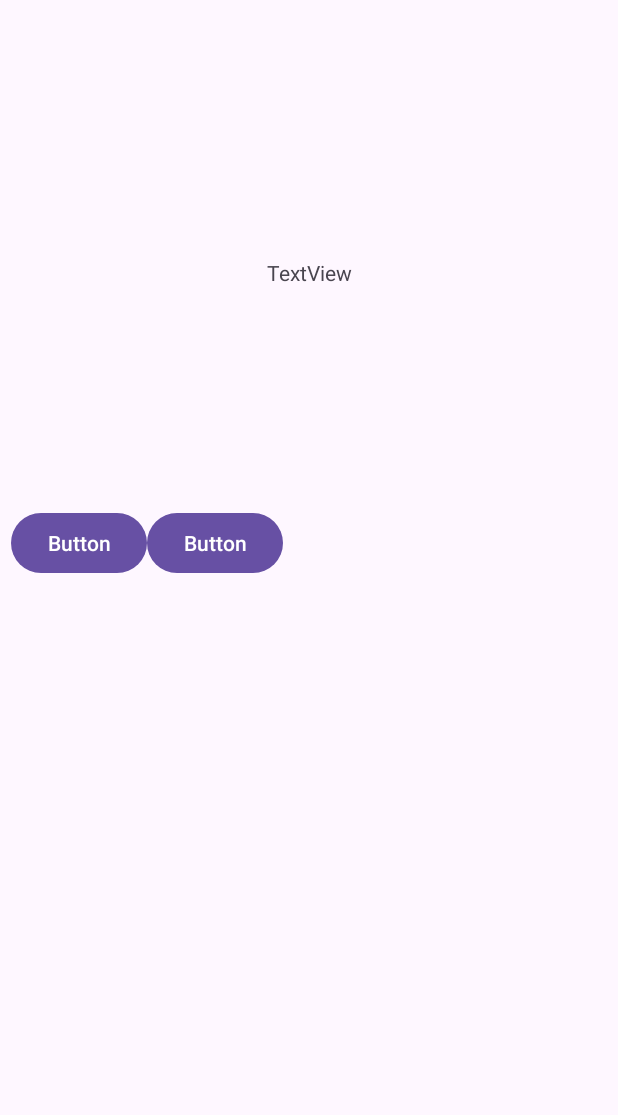
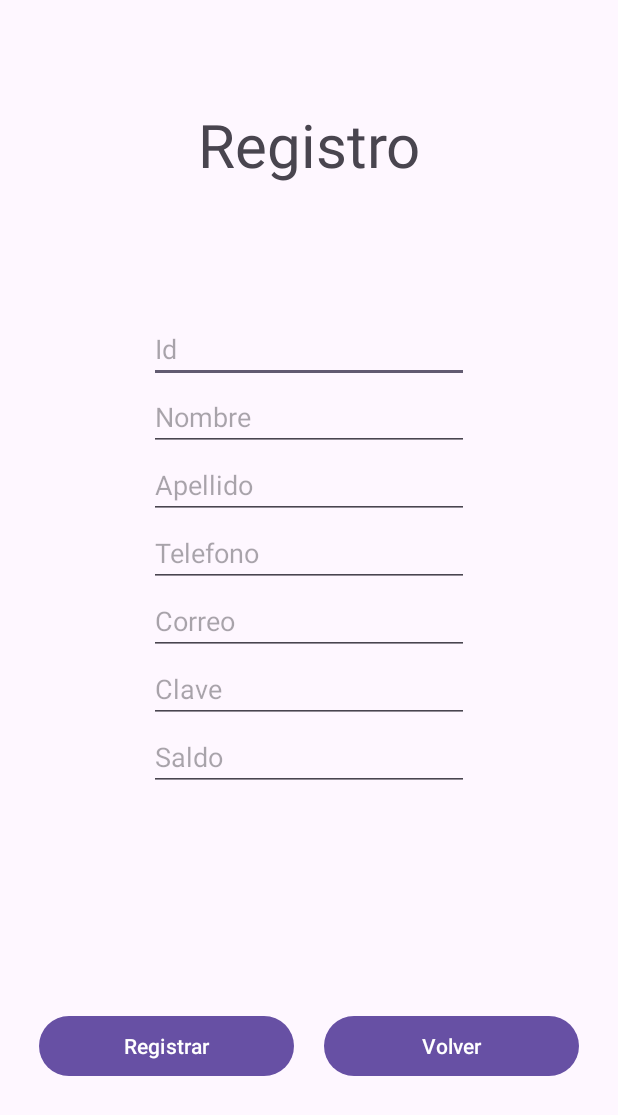
Before and after one commit to bamg359/Moviles2024, an Android app: the Registro screen opened directly, with no data from a screen before it, on a phone screen of 412 x 824 dp. Shown: the top 1115 px of the screen. Run offline under Robolectric (Android 15) with nearby library versions, the phone set to English and light mode, and no system bars; our stand-ins replace Firebase (no records; nobody signed in at launch, a user with empty details on screens opened directly).

Commit message:
Clase 30 de abril
Registro en firebase

```diff
--- a/RepasoApp/app/src/main/java/co/com/cesde/repasoapp/Registro.java
+++ b/RepasoApp/app/src/main/java/co/com/cesde/repasoapp/Registro.java
@@ -2,13 +2,107 @@ package co.com.cesde.repasoapp;
 
 import androidx.appcompat.app.AppCompatActivity;
 
+import android.content.Intent;
 import android.os.Bundle;
+import android.view.View;
+import android.widget.Button;
+import android.widget.EditText;
+import android.widget.Toast;
+
+import com.google.firebase.database.DatabaseReference;
+import com.google.firebase.database.FirebaseDatabase;
 
 public class Registro extends AppCompatActivity {
+
+
+    FirebaseDatabase database = FirebaseDatabase.getInstance();
+
+    DatabaseReference reference = database.getReference().child("Usuarios");
+
+    // 1. Crear los objetos de los componentes xml
+
+    EditText inputId;
+    EditText inputNombre;
+    EditText inputApellido;
+    EditText inputTelefono;
+    EditText inputCorreo;
+    EditText inputClave;
+    EditText inputSaldo;
+    Button btnCrearUsuario;
+    Button btnVolver_desde_reg;
 
     @Override
     protected void onCreate(Bundle savedInstanceState) {
         super.onCreate(savedInstanceState);
         setContentView(R.layout.activity_registro);
+
+        // 2. Mapear los objetos con los componentes
+
+        inputId = findViewById(R.id.input_id);
+        inputNombre = findViewById(R.id.input_nombre);
+        inputApellido = findViewById(R.id.input_apellido);
+        inputTelefono = findViewById(R.id.input_telefono);
+        inputCorreo = findViewById(R.id.input_correo);
+        inputClave = findViewById(R.id.input_clave);
+        inputSaldo = findViewById(R.id.input_saldo);
+        btnCrearUsuario = findViewById(R.id.btn_crear_usuario);
+        btnVolver_desde_reg = findViewById(R.id.btn_volver_desde_reg);
+
+        //3. Crear el evento desde los botones
+
+        btnVolver_desde_reg.setOnClickListener(new View.OnClickListener() {
+            @Override
+            public void onClick(View v) {
+                volverInicio();
+            }
+        });
+
+        btnCrearUsuario.setOnClickListener(new View.OnClickListener() {
+            @Override
+            public void onClick(View v) {
+
+                registrarUsuario();
+
+            }
+        });
     }
+
+
+    public void volverInicio(){
+
+        Intent intent = new Intent(this, MainActivity.class);
+        startActivity(intent);
+    }
+
+
+    public void registrarUsuario(){
+
+        String telefono = inputTelefono.getText().toString();
+
+        DatabaseReference nuevoUsuario = reference.child(String.valueOf(telefono));
+
+        int id = Integer.parseInt(inputId.getText().toString());
+        nuevoUsuario.child("Id").setValue(id);
+        String nombre = inputNombre.getText().toString();
+        nuevoUsuario.child("Nombre").setValue(nombre);
+        String apellido = inputApellido.getText().toString();
+        nuevoUsuario.child("Apellido").setValue(apellido);
+        String telefonoUsuario = inputTelefono.getText().toString();
+        nuevoUsuario.child("Telefono").setValue(telefonoUsuario);
+        String correo = inputCorreo.getText().toString();
+        nuevoUsuario.child("Correo").setValue(correo);
+        String clave = inputClave.getText().toString();
+        nuevoUsuario.child("Clave").setValue(clave);
+
+        double saldo = 0;
+
+        nuevoUsuario.child("Saldo").setValue(saldo);
+
+        Toast.makeText(getApplicationContext(),"El usuario se ha creado correctamente", Toast.LENGTH_LONG).show();
+        Intent intent = new Intent(this, MainActivity.class);
+        startActivity(intent);
+    }
+
+
+
 }
--- a/RepasoApp/app/src/main/res/layout/activity_registro.xml
+++ b/RepasoApp/app/src/main/res/layout/activity_registro.xml
@@ -6,25 +6,57 @@
     android:layout_height="match_parent"
     tools:context=".Registro">
 
+
     <TextView
         android:id="@+id/textView"
         android:layout_width="wrap_content"
         android:layout_height="wrap_content"
-        android:layout_marginTop="172dp"
-        android:layout_marginBottom="187dp"
-        android:text="TextView"
+        android:layout_marginTop="53dp"
+        android:layout_marginBottom="48dp"
+        android:text="Registro"
+        android:textSize="40sp"
         app:layout_constraintBottom_toTopOf="@+id/linearLayout"
         app:layout_constraintEnd_toEndOf="parent"
         app:layout_constraintStart_toStartOf="parent"
         app:layout_constraintTop_toTopOf="parent" />
 
     <LinearLayout
+        android:id="@+id/linearLayout2"
+        android:layout_width="390dp"
+        android:layout_height="61dp"
+        android:layout_marginStart="9dp"
+        android:layout_marginEnd="9dp"
+        android:layout_marginBottom="80dp"
+        android:gravity="center"
+        android:orientation="horizontal"
+        app:layout_constraintBottom_toBottomOf="parent"
+        app:layout_constraintEnd_toEndOf="parent"
+        app:layout_constraintStart_toStartOf="parent"
+        app:layout_constraintTop_toBottomOf="@+id/linearLayout">
+
+        <Button
+            android:id="@+id/btn_crear_usuario"
+            android:layout_width="170dp"
+            android:layout_height="wrap_content"
+            android:layout_marginRight="10dp"
+            android:text="Registrar" />
+
+        <Button
+            android:id="@+id/btn_volver_desde_reg"
+            android:layout_width="170dp"
+            android:layout_height="wrap_content"
+            android:layout_marginLeft="10dp"
+            android:text="Volver" />
+
+    </LinearLayout>
+
+    <LinearLayout
         android:id="@+id/linearLayout"
-        android:layout_width="0dp"
-        android:layout_height="0dp"
-        android:layout_marginStart="16dp"
-        android:layout_marginEnd="16dp"
-        android:layout_marginBottom="113dp"
+        android:layout_width="383dp"
+        android:layout_height="361dp"
+        android:layout_marginStart="14dp"
+        android:layout_marginEnd="14dp"
+        android:layout_marginBottom="101dp"
         android:gravity="center"
         android:orientation="vertical"
         app:layout_constraintBottom_toTopOf="@+id/linearLayout2"
@@ -33,60 +65,60 @@
         app:layout_constraintTop_toBottomOf="@+id/textView">
 
         <EditText
-            android:id="@+id/editTextText"
+            android:id="@+id/input_id"
             android:layout_width="wrap_content"
             android:layout_height="wrap_content"
             android:ems="10"
-            android:inputType="text"
-            android:text="Name" />
+            android:hint="Id"
+            android:inputType="text" />
 
         <EditText
-            android:id="@+id/editTextText2"
+            android:id="@+id/input_nombre"
             android:layout_width="wrap_content"
             android:layout_height="wrap_content"
             android:ems="10"
-            android:inputType="text"
-            android:text="Name" />
+            android:hint="Nombre"
+            android:inputType="text" />
 
         <EditText
-            android:id="@+id/editTextText3"
+            android:id="@+id/input_apellido"
             android:layout_width="wrap_content"
             android:layout_height="wrap_content"
             android:ems="10"
-            android:inputType="text"
-            android:text="Name" />
+            android:hint="Apellido"
+            android:inputType="text" />
 
         <EditText
-            android:id="@+id/editTextText4"
+            android:id="@+id/input_telefono"
             android:layout_width="wrap_content"
             android:layout_height="wrap_content"
             android:ems="10"
-            android:inputType="text"
-            android:text="Name" />
+            android:hint="Telefono"
+            android:inputType="text" />
+
+        <EditText
+            android:id="@+id/input_correo"
+            android:layout_width="wrap_content"
+            android:layout_height="wrap_content"
+            android:ems="10"
+            android:hint="Correo"
+            android:inputType="text" />
+
+        <EditText
+            android:id="@+id/input_clave"
+            android:layout_width="wrap_content"
+            android:layout_height="wrap_content"
+            android:ems="10"
+            android:hint="Clave"
+            android:inputType="text" />
+
+        <EditText
+            android:id="@+id/input_saldo"
+            android:layout_width="wrap_content"
+            android:layout_height="wrap_content"
+            android:ems="10"
+            android:hint="Saldo"
+            android:inputType="text" />
     </LinearLayout>
 
-    <LinearLayout
-        android:id="@+id/linearLayout2"
-        android:layout_width="557dp"
-        android:layout_height="199dp"
-        android:layout_marginEnd="36dp"
-        android:layout_marginBottom="362dp"
-        android:gravity="center"
-        android:orientation="horizontal"
-        app:layout_constraintBottom_toBottomOf="parent"
-        app:layout_constraintEnd_toEndOf="parent"
-        app:layout_constraintTop_toBottomOf="@+id/linearLayout">
-
-        <Button
-            android:id="@+id/button"
-            android:layout_width="wrap_content"
-            android:layout_height="wrap_content"
-            android:text="Button" />
-
-        <Button
-            android:id="@+id/button2"
-            android:layout_width="wrap_content"
-            android:layout_height="wrap_content"
-            android:text="Button" />
-    </LinearLayout>
 </androidx.constraintlayout.widget.ConstraintLayout>
```
